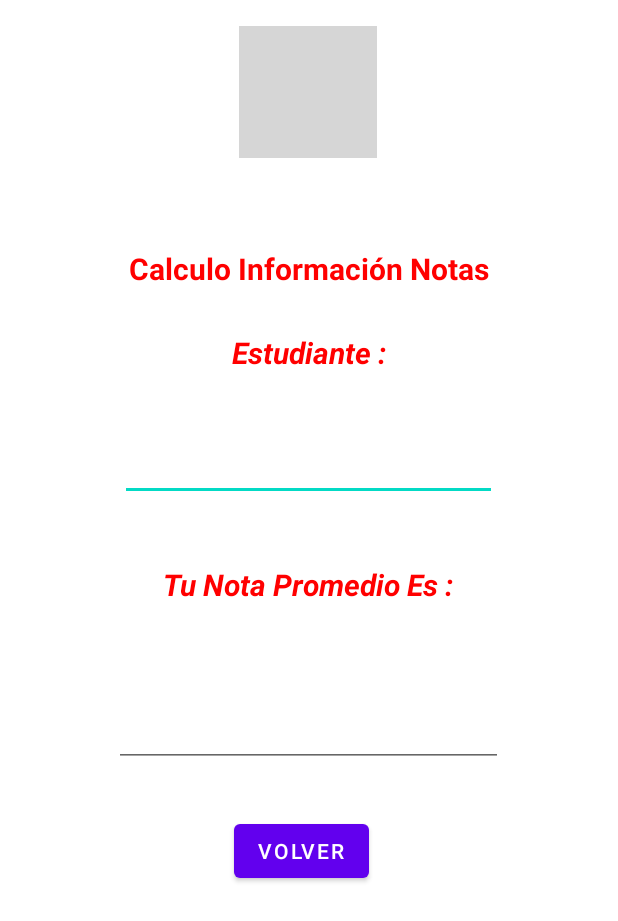
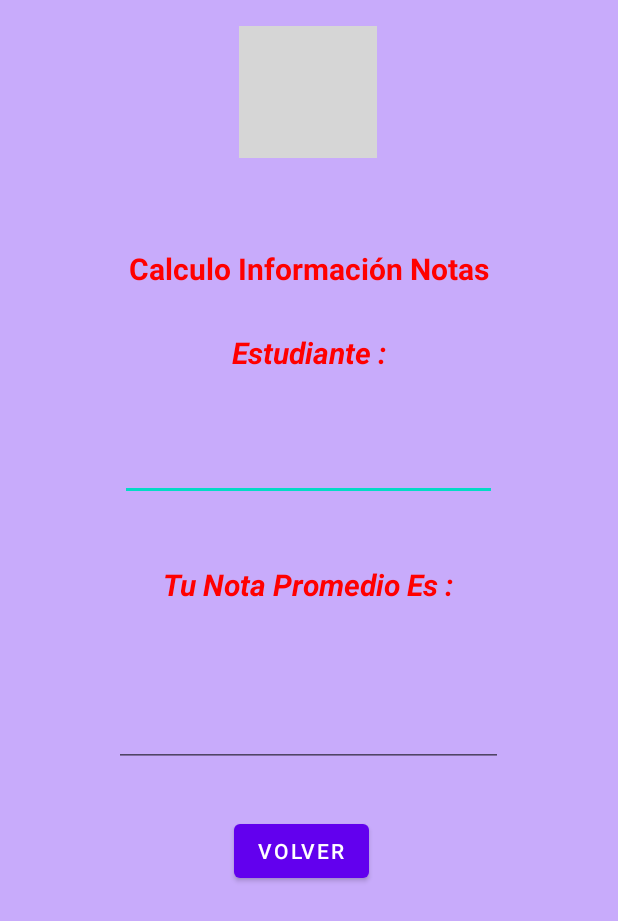
Before and after one commit to ErickVG13/Notas_Alumno, an Android app: the layout activity_main_dos.xml on its own in the app's theme, with its tools: preview values and no code run, on a phone screen of 412 x 824 dp. Shown: the top 921 px of the screen. Run offline under Robolectric (Android 15) with nearby library versions, the phone set to English and light mode, and no system bars; grey boxes are pictures that could not be loaded.

Commit message:
1.5 version

```diff
--- a/app/src/main/res/layout/activity_main_dos.xml
+++ b/app/src/main/res/layout/activity_main_dos.xml
@@ -3,7 +3,8 @@
     xmlns:app="http://schemas.android.com/apk/res-auto"
     xmlns:tools="http://schemas.android.com/tools"
     android:layout_width="match_parent"
-    android:layout_height="match_parent">
+    android:layout_height="match_parent"
+    android:background="#C8ABFB">
 
     <ImageView
         android:id="@+id/imageView5"
```
